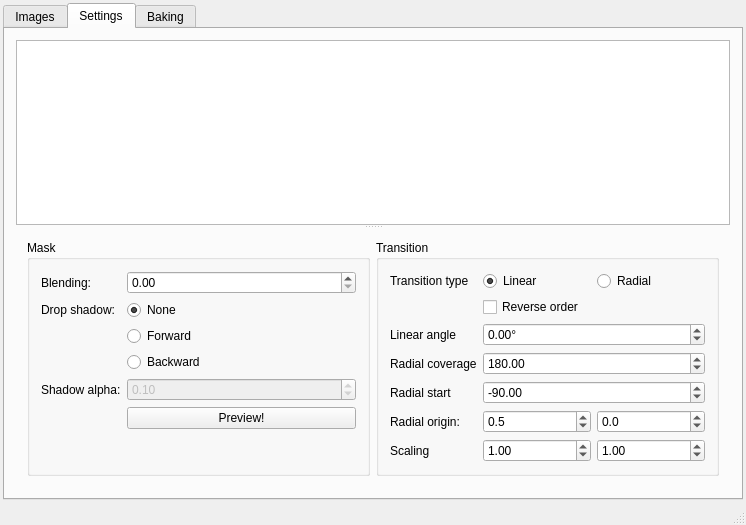
Before: the Qt Designer form mainwindow.ui in dtaddis/timeslicer, drawn with Qt 5.
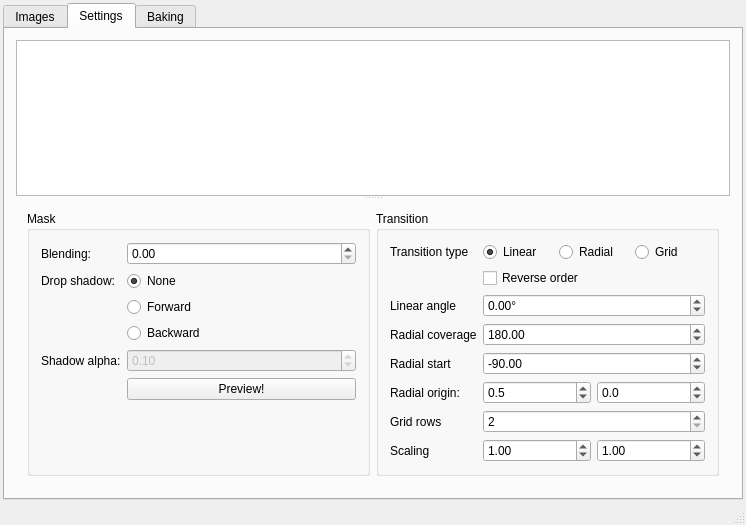
After: the same form once the commit is applied.

Commit message: Added grid-based slicing

```diff
--- a/mainwindow.ui
+++ b/mainwindow.ui
@@ -240,6 +240,13 @@
                    </property>
                   </widget>
                  </item>
+                 <item>
+                  <widget class="QRadioButton" name="grid_button">
+                   <property name="text">
+                    <string>Grid</string>
+                   </property>
+                  </widget>
+                 </item>
                 </layout>
                </item>
                <item row="1" column="1">
@@ -324,14 +331,14 @@
                  </item>
                 </layout>
                </item>
-               <item row="8" column="0">
+               <item row="9" column="0">
                 <widget class="QLabel" name="label_10">
                  <property name="text">
                   <string>Scaling</string>
                  </property>
                 </widget>
                </item>
-               <item row="8" column="1">
+               <item row="9" column="1">
                 <layout class="QHBoxLayout" name="horizontalLayout_7">
                  <item>
                   <widget class="QDoubleSpinBox" name="scale_x">
@@ -407,6 +414,29 @@
                  </property>
                 </widget>
                </item>
+               <item row="8" column="0">
+                <widget class="QLabel" name="label_13">
+                 <property name="text">
+                  <string>Grid rows</string>
+                 </property>
+                </widget>
+               </item>
+               <item row="8" column="1">
+                <widget class="QDoubleSpinBox" name="grid_rows">
+                 <property name="decimals">
+                  <number>0</number>
+                 </property>
+                 <property name="minimum">
+                  <double>2.000000000000000</double>
+                 </property>
+                 <property name="maximum">
+                  <double>9999.000000000000000</double>
+                 </property>
+                 <property name="value">
+                  <double>2.000000000000000</double>
+                 </property>
+                </widget>
+               </item>
               </layout>
              </widget>
             </item>
```
The commit also changes 3 other files.
